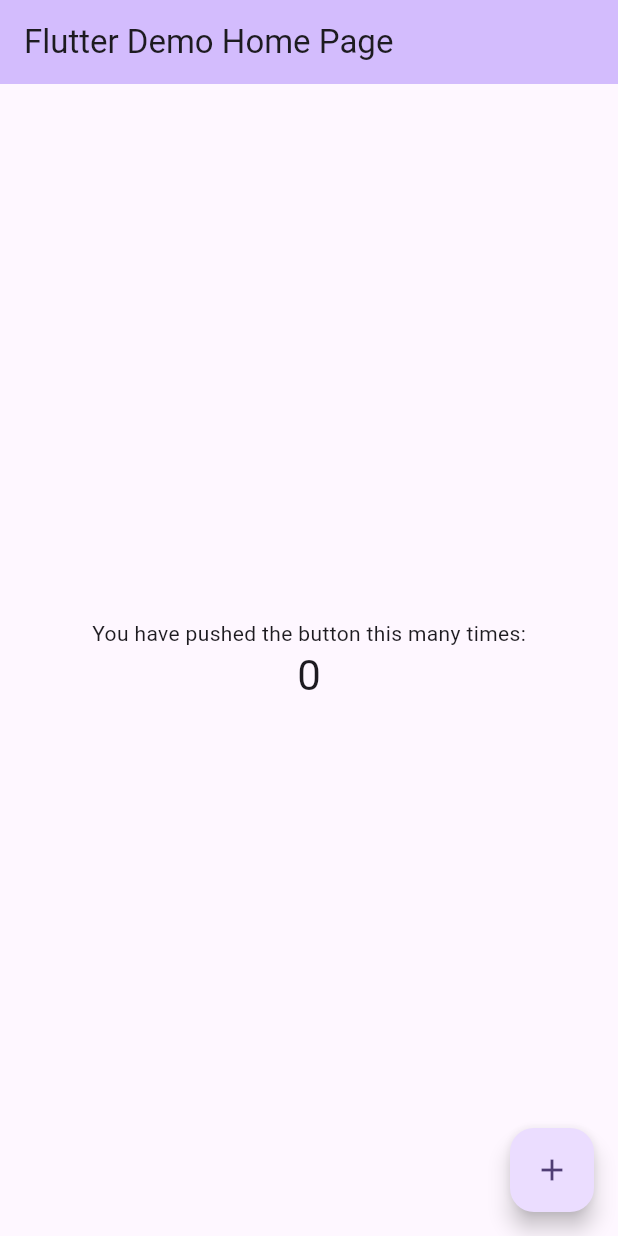
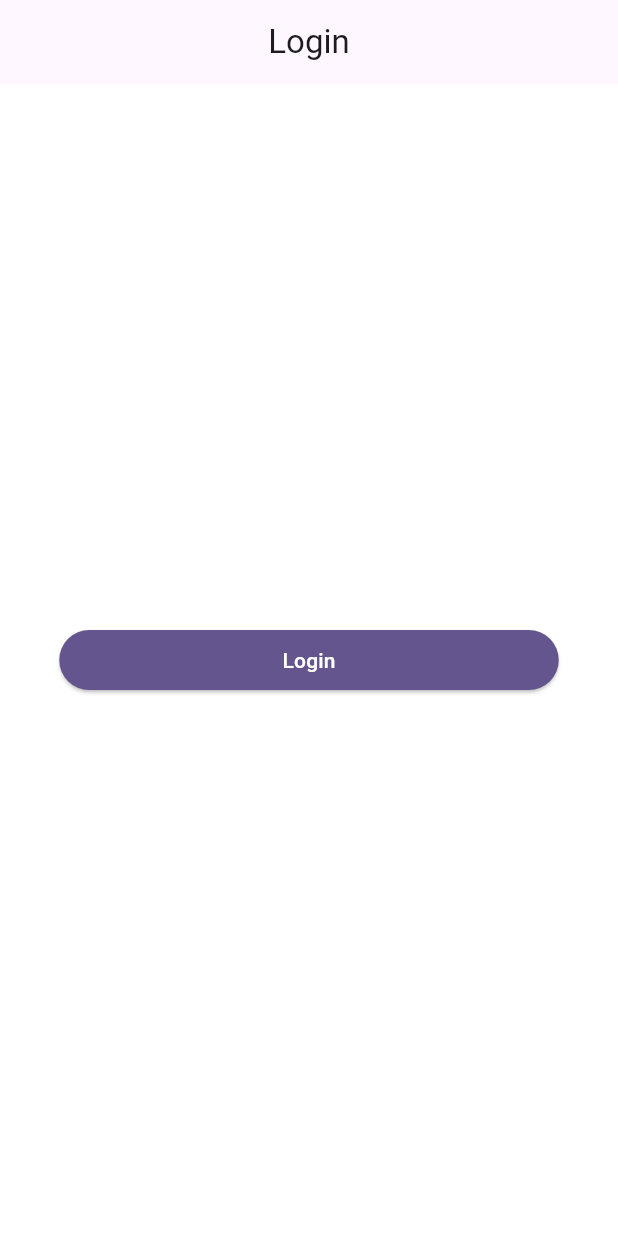
Before and after one commit to Jiaduobao26/csen268_s25_hw4, a Flutter app: the screen it shows after launch, on a phone screen of 412 x 824 dp. Run offline on Flutter 3.47's test engine with Material 3 defaults, Android fonts, the phone set to English and light mode, and no system bars; our stand-ins replace bloc, equatable, flutter_bloc, go_router.

Commit message:
add pages

```diff
--- a/lib/main.dart
+++ b/lib/main.dart
@@ -1,4 +1,8 @@
 import 'package:flutter/material.dart';
+import 'package:flutter_bloc/flutter_bloc.dart';
+import 'auth/authentication_bloc.dart';
+import 'bloc/book_bloc.dart';
+import 'router/app_router.dart';
 
 void main() {
   runApp(const MyApp());
@@ -7,116 +11,55 @@ void main() {
 class MyApp extends StatelessWidget {
   const MyApp({super.key});
 
-  // This widget is the root of your application.
   @override
   Widget build(BuildContext context) {
-    return MaterialApp(
-      title: 'Flutter Demo',
-      theme: ThemeData(
-        // This is the theme of your application.
-        //
-        // TRY THIS: Try running your application with "flutter run". You'll see
-        // the application has a purple toolbar. Then, without quitting the app,
-        // try changing the seedColor in the colorScheme below to Colors.green
-        // and then invoke "hot reload" (save your changes or press the "hot
-        // reload" button in a Flutter-supported IDE, or press "r" if you used
-        // the command line to start the app).
-        //
-        // Notice that the counter didn't reset back to zero; the application
-        // state is not lost during the reload. To reset the state, use hot
-        // restart instead.
-        //
-        // This works for code too, not just values: Most code changes can be
-        // tested with just a hot reload.
-        colorScheme: ColorScheme.fromSeed(seedColor: Colors.deepPurple),
-      ),
-      home: const MyHomePage(title: 'Flutter Demo Home Page'),
+    return MultiBlocProvider(
+      providers: [
+        BlocProvider(create: (_) => AuthenticationBloc()),
+        BlocProvider(create: (_) => BookBloc()),
+      ],
+      child: const MyRouterApp(),
     );
   }
 }
 
-class MyHomePage extends StatefulWidget {
-  const MyHomePage({super.key, required this.title});
-
-  // This widget is the home page of your application. It is stateful, meaning
-  // that it has a State object (defined below) that contains fields that affect
-  // how it looks.
-
-  // This class is the configuration for the state. It holds the values (in this
-  // case the title) provided by the parent (in this case the App widget) and
-  // used by the build method of the State. Fields in a Widget subclass are
-  // always marked "final".
-
-  final String title;
+class MyRouterApp extends StatefulWidget {
+  const MyRouterApp({super.key});
 
   @override
-  State<MyHomePage> createState() => _MyHomePageState();
+  State<MyRouterApp> createState() => _MyRouterAppState();
 }
 
-class _MyHomePageState extends State<MyHomePage> {
-  int _counter = 0;
+class _MyRouterAppState extends State<MyRouterApp> {
+  late final AppRouter _appRouter; // singleton router
 
-  void _incrementCounter() {
-    setState(() {
-      // This call to setState tells the Flutter framework that something has
-      // changed in this State, which causes it to rerun the build method below
-      // so that the display can reflect the updated values. If we changed
-      // _counter without calling setState(), then the build method would not be
-      // called again, and so nothing would appear to happen.
-      _counter++;
-    });
+  @override
+  void initState() {
+    super.initState();
+    final authBloc = context.read<AuthenticationBloc>();
+    _appRouter = AppRouter(authBloc: authBloc); // pass the AuthenticationBloc to AppRouter
   }
 
   @override
   Widget build(BuildContext context) {
-    // This method is rerun every time setState is called, for instance as done
-    // by the _incrementCounter method above.
-    //
-    // The Flutter framework has been optimized to make rerunning build methods
-    // fast, so that you can just rebuild anything that needs updating rather
-    // than having to individually change instances of widgets.
-    return Scaffold(
-      appBar: AppBar(
-        // TRY THIS: Try changing the color here to a specific color (to
-        // Colors.amber, perhaps?) and trigger a hot reload to see the AppBar
-        // change color while the other colors stay the same.
-        backgroundColor: Theme.of(context).colorScheme.inversePrimary,
-        // Here we take the value from the MyHomePage object that was created by
-        // the App.build method, and use it to set our appbar title.
-        title: Text(widget.title),
-      ),
-      body: Center(
-        // Center is a layout widget. It takes a single child and positions it
-        // in the middle of the parent.
-        child: Column(
-          // Column is also a layout widget. It takes a list of children and
-          // arranges them vertically. By default, it sizes itself to fit its
-          // children horizontally, and tries to be as tall as its parent.
-          //
-          // Column has various properties to control how it sizes itself and
-          // how it positions its children. Here we use mainAxisAlignment to
-          // center the children vertically; the main axis here is the vertical
-          // axis because Columns are vertical (the cross axis would be
-          // horizontal).
-          //
-          // TRY THIS: Invoke "debug painting" (choose the "Toggle Debug Paint"
-          // action in the IDE, or press "p" in the console), to see the
-          // wireframe for each widget.
-          mainAxisAlignment: MainAxisAlignment.center,
-          children: <Widget>[
-            const Text('You have pushed the button this many times:'),
-            Text(
-              '$_counter',
-              style: Theme.of(context).textTheme.headlineMedium,
-            ),
-          ],
+    return BlocListener<AuthenticationBloc, AuthenticationState>(
+      listenWhen: (previous, current) => previous.isLoggedIn != current.isLoggedIn,
+      listener: (context, state) {
+        if (state.isLoggedIn) {
+          context.read<BookBloc>().add(LoadBooks());
+        }
+      },
+      child: MaterialApp.router(
+        routerConfig: _appRouter.router,
+        title: 'Book App',
+        theme: ThemeData(
+          useMaterial3: true,
+          colorScheme: ColorScheme.fromSeed(
+            seedColor: Color(0xFFD1C3E0),
+            brightness: Brightness.light,
+          ),
         ),
       ),
-      floatingActionButton: FloatingActionButton(
-        onPressed: _incrementCounter,
-        tooltip: 'Increment',
-        child: const Icon(Icons.add),
-      ), // This trailing comma makes auto-formatting nicer for build methods.
     );
   }
 }
--- /dev/null
+++ b/lib/pages/login_page.dart
@@ -0,0 +1,33 @@
+import 'package:flutter/material.dart';
+import 'package:flutter_bloc/flutter_bloc.dart';
+import '../auth/authentication_bloc.dart';
+import '../widgets/button_widget.dart';
+class LoginPage extends StatelessWidget {
+  const LoginPage({super.key});
+
+  @override
+  Widget build(BuildContext context) {
+    return Scaffold(
+      backgroundColor: Colors.white,
+      appBar: AppBar(
+        centerTitle: true,
+        title: Text(
+          'Login',
+          style: Theme.of(context).textTheme.titleLarge?.copyWith(
+            color: Theme.of(context).colorScheme.onSurface,
+            fontWeight: FontWeight.w400,
+          ),
+      ),
+
+      ),
+      body: Center(
+        child: ButtonWidget(
+          onPressed: () {
+            context.read<AuthenticationBloc>().add(AuthenticationLoginRequested());
+          },
+          text: 'Login'
+        )
+      ),
+    );
+  }
+}
```
Also changed, not shown: lib/pages/detail_page.dart (added, +50 -0 lines), lib/pages/list_page.dart (added, +77 -0 lines), lib/pages/main_scaffold.dart (added, +105 -0 lines), lib/pages/profile_page.dart (added, +21 -0 lines).
